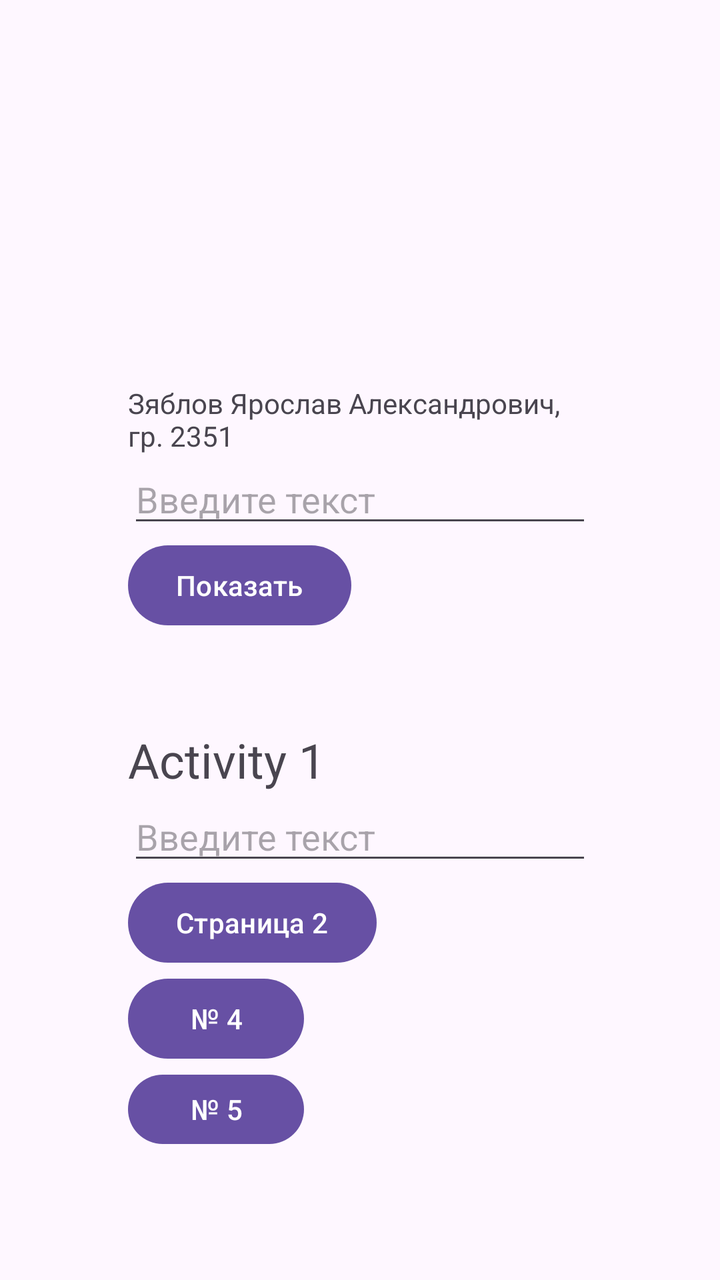
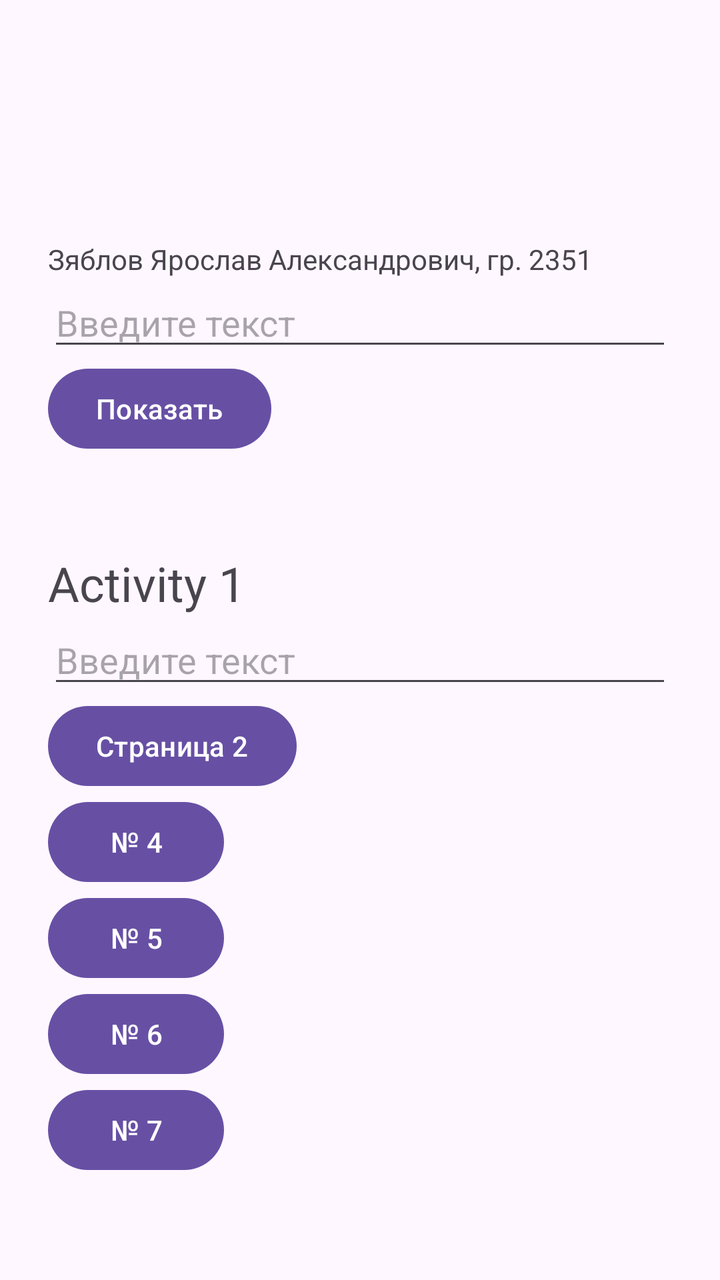

Screens rendered from an Android XML layout before and after an edit, with the pre-edit source and the edit as a unified diff.
<!-- AndroidManifest.xml: application theme Theme.MyApplication -->
<!-- res/layout/activity_main.xml -->
<?xml version="1.0" encoding="utf-8"?>
<LinearLayout xmlns:android="http://schemas.android.com/apk/res/android"
    android:id="@+id/main"
    android:layout_width="match_parent"
    android:layout_height="match_parent"
    android:orientation="vertical"
    android:padding="64dp">

    
    <TextView
        android:id="@+id/fio"
        android:layout_width="match_parent"
        android:layout_height="wrap_content"
        android:layout_marginTop="128dp"
        android:text="@string/fio" />

    
    <EditText
        android:id="@+id/editTextName"
        android:layout_width="match_parent"
        android:layout_height="wrap_content"
        android:hint="Введите текст"
        android:inputType="text" />

    <Button
        android:id="@+id/buttonSend"
        android:layout_width="wrap_content"
        android:layout_height="wrap_content"
        android:text="Показать" />

    

    <TextView
        android:id="@+id/textViewResult"
        android:layout_width="match_parent"
        android:layout_height="wrap_content"
        android:textSize="20sp" />

    <TextView
        android:layout_width="match_parent"
        android:layout_height="wrap_content"
        android:layout_marginTop="20dp"
        android:text="Activity 1"
        android:textSize="24sp" />

    <EditText
        android:id="@+id/input1"
        android:layout_width="match_parent"
        android:layout_height="wrap_content"
        android:hint="Введите текст"
        android:inputType="text" />

    <Button
        android:id="@+id/next"
        android:layout_width="wrap_content"
        android:layout_height="wrap_content"
        android:text="Страница 2" />
    <Button
        android:id="@+id/btn4"
        android:layout_width="wrap_content"
        android:layout_height="wrap_content"
        android:text="№ 4" />
    <Button
        android:id="@+id/btn5"
        android:layout_width="wrap_content"
        android:layout_height="wrap_content"
        android:text="№ 5" />
    <Button
        android:id="@+id/btn6"
        android:layout_width="wrap_content"
        android:layout_height="wrap_content"
        android:text="№ 6" />
    <Button
        android:id="@+id/btn7"
        android:layout_width="wrap_content"
        android:layout_height="wrap_content"
        android:text="№ 7" />
</LinearLayout>
<!-- resources referenced by this layout -->
<resources>
  <string name="fio">Зяблов Ярослав Александрович, гр. 2351</string>
  <style name="Theme.MyApplication" parent="Base.Theme.MyApplication" />
  <style name="Base.Theme.MyApplication" parent="Theme.Material3.DayNight.NoActionBar">
          
          
      </style>
</resources>

<!-- the commit's change to res/layout/activity_main.xml (unified diff, before → after) -->
@@ -1,78 +1,88 @@
 <?xml version="1.0" encoding="utf-8"?>
-<LinearLayout xmlns:android="http://schemas.android.com/apk/res/android"
+<ScrollView xmlns:android="http://schemas.android.com/apk/res/android"
     android:id="@+id/main"
     android:layout_width="match_parent"
     android:layout_height="match_parent"
-    android:orientation="vertical"
-    android:padding="64dp">
+    android:fillViewport="true">
 
-    
-    <TextView
-        android:id="@+id/fio"
+    <LinearLayout
         android:layout_width="match_parent"
         android:layout_height="wrap_content"
-        android:layout_marginTop="128dp"
-        android:text="@string/fio" />
+        android:orientation="vertical"
+        android:paddingHorizontal="24dp"
+        android:paddingTop="120dp"
+        android:paddingBottom="24dp">
 
-    
-    <EditText
-        android:id="@+id/editTextName"
-        android:layout_width="match_parent"
-        android:layout_height="wrap_content"
-        android:hint="Введите текст"
-        android:inputType="text" />
+        
+        <TextView
+            android:id="@+id/fio"
+            android:layout_width="match_parent"
+            android:layout_height="wrap_content"
+            android:text="@string/fio" />
 
-    <Button
-        android:id="@+id/buttonSend"
-        android:layout_width="wrap_content"
-        android:layout_height="wrap_content"
-        android:text="Показать" />
+        
+        <EditText
+            android:id="@+id/editTextName"
+            android:layout_width="match_parent"
+            android:layout_height="wrap_content"
+            android:hint="Введите текст"
+            android:inputType="text" />
 
-    
+        <Button
+            android:id="@+id/buttonSend"
+            android:layout_width="wrap_content"
+            android:layout_height="wrap_content"
+            android:text="Показать" />
 
-    <TextView
-        android:id="@+id/textViewResult"
-        android:layout_width="match_parent"
-        android:layout_height="wrap_content"
-        android:textSize="20sp" />
+        <TextView
+            android:id="@+id/textViewResult"
+            android:layout_width="match_parent"
+            android:layout_height="wrap_content"
+            android:textSize="20sp" />
 
-    <TextView
-        android:layout_width="match_parent"
-        android:layout_height="wrap_content"
-        android:layout_marginTop="20dp"
-        android:text="Activity 1"
-        android:textSize="24sp" />
+        
+        <TextView
+            android:layout_width="match_parent"
+            android:layout_height="wrap_content"
+            android:layout_marginTop="20dp"
+            android:text="Activity 1"
+            android:textSize="24sp" />
 
-    <EditText
-        android:id="@+id/input1"
-        android:layout_width="match_parent"
-        android:layout_height="wrap_content"
-        android:hint="Введите текст"
-        android:inputType="text" />
+        <EditText
+            android:id="@+id/input1"
+            android:layout_width="match_parent"
+            android:layout_height="wrap_content"
+            android:hint="Введите текст"
+            android:inputType="text" />
 
-    <Button
-        android:id="@+id/next"
-        android:layout_width="wrap_content"
-        android:layout_height="wrap_content"
-        android:text="Страница 2" />
-    <Button
-        android:id="@+id/btn4"
-        android:layout_width="wrap_content"
-        android:layout_height="wrap_content"
-        android:text="№ 4" />
-    <Button
-        android:id="@+id/btn5"
-        android:layout_width="wrap_content"
-        android:layout_height="wrap_content"
-        android:text="№ 5" />
-    <Button
-        android:id="@+id/btn6"
-        android:layout_width="wrap_content"
-        android:layout_height="wrap_content"
-        android:text="№ 6" />
-    <Button
-        android:id="@+id/btn7"
-        android:layout_width="wrap_content"
-        android:layout_height="wrap_content"
-        android:text="№ 7" />
-</LinearLayout>
+        <Button
+            android:id="@+id/next"
+            android:layout_width="wrap_content"
+            android:layout_height="wrap_content"
+            android:text="Страница 2" />
+
+        <Button
+            android:id="@+id/btn4"
+            android:layout_width="wrap_content"
+            android:layout_height="wrap_content"
+            android:text="№ 4" />
+
+        <Button
+            android:id="@+id/btn5"
+            android:layout_width="wrap_content"
+            android:layout_height="wrap_content"
+            android:text="№ 5" />
+
+        <Button
+            android:id="@+id/btn6"
+            android:layout_width="wrap_content"
+            android:layout_height="wrap_content"
+            android:text="№ 6" />
+
+        <Button
+            android:id="@+id/btn7"
+            android:layout_width="wrap_content"
+            android:layout_height="wrap_content"
+            android:text="№ 7" />
+    </LinearLayout>
+</ScrollView>
